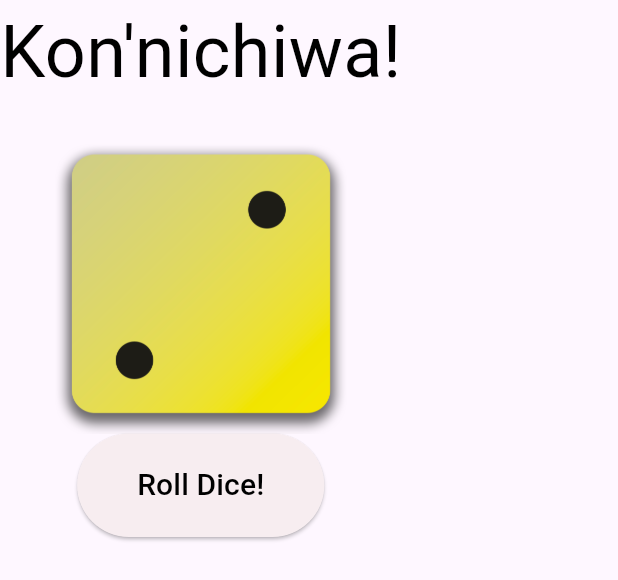
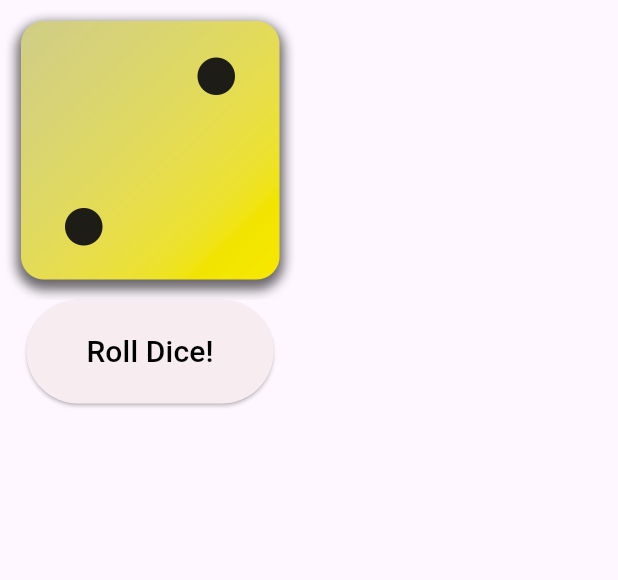
Before and after one commit to Terristwj/Flutter-Learnings, a Flutter app: the DiceRoller widget shown alone on an empty page, opened directly, on a phone screen of 412 x 824 dp. Shown: the top 580 px of the screen. Run offline on Flutter 3.47's test engine with Material 2 defaults, Android fonts, the phone set to English and light mode, and no system bars.

Commit message:
Refactored some codes

```diff
--- a/lib/1_roll_dice_app/dice.dart
+++ b/lib/1_roll_dice_app/dice.dart
@@ -16,7 +16,7 @@ class MyApp extends StatelessWidget {
     return MaterialApp(
       title: 'Dice Roll!',
       theme: ThemeData(
-        primarySwatch: Colors.blue,
+        primarySwatch: Colors.pink,
       ),
       home: Scaffold(
         appBar: AppBar(
--- a/lib/1_roll_dice_app/dice_roller.dart
+++ b/lib/1_roll_dice_app/dice_roller.dart
@@ -25,12 +25,7 @@ class _DiceRollerState extends State<DiceRoller> {
   @override
   Widget build(BuildContext context) {
     return Column(
-      mainAxisSize: MainAxisSize.min,
-      // mainAxisAlignment: MainAxisAlignment.center,
-      // crossAxisAlignment: CrossAxisAlignment.center,
       children: <Widget>[
-        const MyText("Kon'nichiwa!", 48),
-        const SizedBox(height: 20),
         Image.asset(
           "assets/images/dice-$currentDiceRoll.png",
           // width: 200,
```
Also changed, not shown: lib/1_roll_dice_app/my_container.dart (+10 -2 lines).
